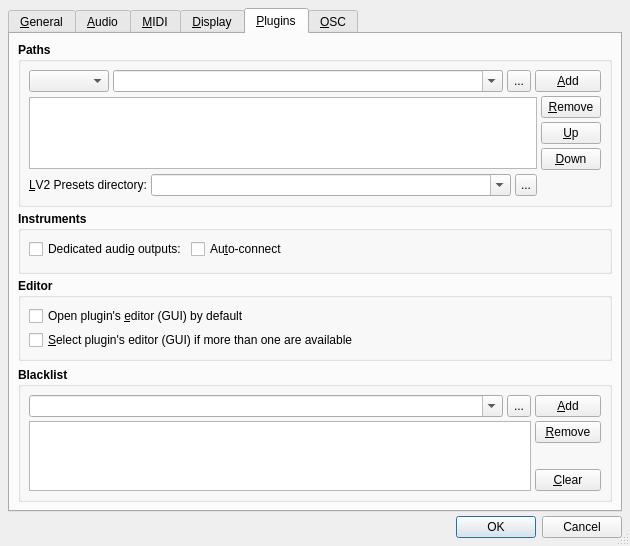
First picture: the form in src/qtractorOptionsForm.ui, repository rncbc/qtractor, before the edit.
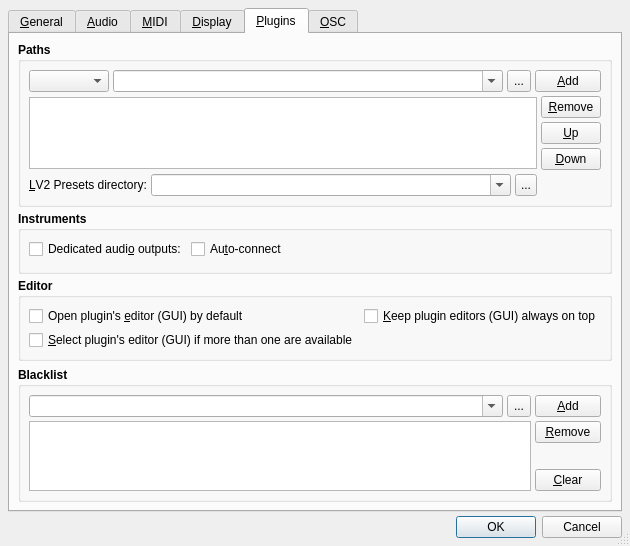
Second picture: the form after the edit. The open tabs and pages were chosen to show the change. Icons and pictures are not drawn. Custom widgets are drawn as their Qt base class.

Commit message: - New user preference option introduced (cf. View/Options.../   Plugins/Editor/Keep plugin editors (GUI) always on top).   (EXPERIMENTAL)

Diff of the .ui file:
```diff
--- a/src/qtractorOptionsForm.ui
+++ b/src/qtractorOptionsForm.ui
@@ -4376,8 +4376,8 @@
           <property name="spacing">
            <number>4</number>
           </property>
-          <item row="0" column="0" colspan="3">
-           <widget class="QCheckBox" name="OpenEditorCheckBox">
+          <item row="0" column="0" colspan="1">
+           <widget class="QCheckBox" name="OpenPluginEditorCheckBox">
             <property name="font">
              <font>
               <weight>50</weight>
@@ -4392,6 +4392,35 @@
             </property>
            </widget>
           </item>
+          <item row="0" column="1">
+           <spacer>
+            <property name="orientation">
+             <enum>Qt::Horizontal</enum>
+            </property>
+            <property name="sizeHint">
+             <size>
+              <width>20</width>
+              <height>20</height>
+             </size>
+            </property>
+           </spacer>
+          </item>
+          <item row="0" column="2">
+           <widget class="QCheckBox" name="KeepPluginEditorOnTopCheckBox">
+            <property name="font">
+             <font>
+              <weight>50</weight>
+              <bold>false</bold>
+             </font>
+            </property>
+            <property name="toolTip">
+             <string>Whether to keep all plugin editors (GUI) always on top</string>
+            </property>
+            <property name="text">
+             <string>&amp;Keep plugin editors (GUI) always on top</string>
+            </property>
+           </widget>
+          </item>
           <item row="1" column="0" colspan="3">
            <widget class="QCheckBox" name="QueryEditorTypeCheckBox">
             <property name="font">
```
Left out of the diff: 7 changed lines with no effect on the pictures. The commit also changes 21 other files.
